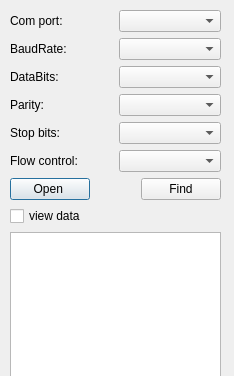
Old version of the form Mems/dlgrs.ui in the repository WM1801/mems; both pictures show x 0 to 234 and y 0 to 376 of the 234 by 620 pixel window.
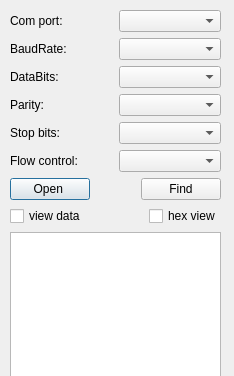
New version of the form. Custom widgets are drawn as their Qt base class.

What changed in the file:
```diff
--- a/Mems/dlgrs.ui
+++ b/Mems/dlgrs.ui
@@ -162,6 +162,13 @@
           </property>
          </spacer>
         </item>
+        <item>
+         <widget class="QCheckBox" name="checkHexView">
+          <property name="text">
+           <string>hex view</string>
+          </property>
+         </widget>
+        </item>
        </layout>
       </item>
      </layout>
```
Left out of the diff: 2 changed lines with no effect on the pictures.
